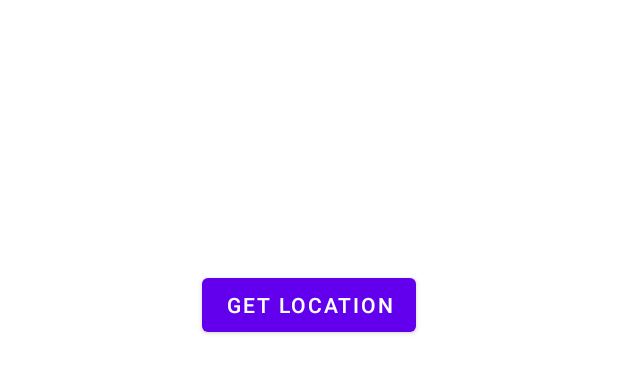
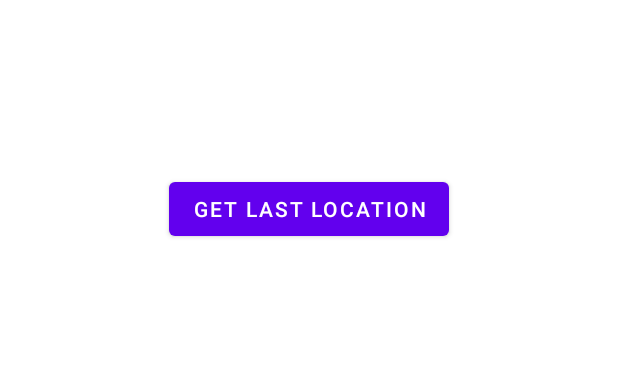
Before and after one commit to Gogo-jiii/Android-Location, an Android app: the layout activity_main.xml on its own in the app's theme, with its tools: preview values and no code run, on a phone screen of 412 x 824 dp. Shown: the top 373 px of the screen. Run offline under Robolectric (Android 15) with nearby library versions, the phone set to English and light mode, and no system bars.

Commit message:
Locationmanager updated and much sorted.

```diff
--- a/app/src/main/res/layout/activity_main.xml
+++ b/app/src/main/res/layout/activity_main.xml
@@ -17,13 +17,14 @@
         app:layout_constraintTop_toTopOf="parent" />
 
     <Button
-        android:id="@+id/btnGetLocation"
+        android:id="@+id/btnGetLastLocation"
         android:layout_width="wrap_content"
         android:layout_height="wrap_content"
-        android:layout_marginTop="128dp"
-        android:text="get location"
+        android:layout_marginTop="64dp"
+        android:text="get last location"
         app:layout_constraintEnd_toEndOf="parent"
         app:layout_constraintHorizontal_bias="0.5"
         app:layout_constraintStart_toStartOf="parent"
         app:layout_constraintTop_toBottomOf="@+id/txtResult" />
+
 </androidx.constraintlayout.widget.ConstraintLayout>
```
Also changed, not shown: app/src/main/java/com/example/location/MainActivity.java (+30 -48 lines).
